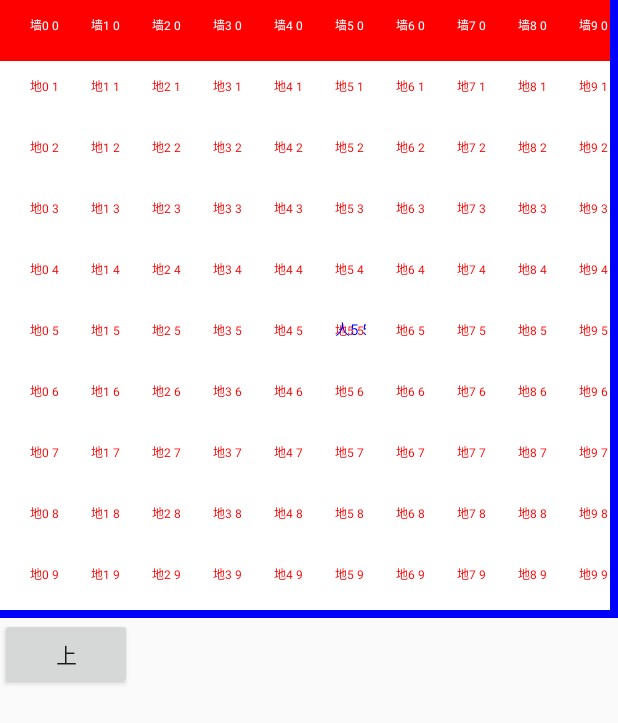
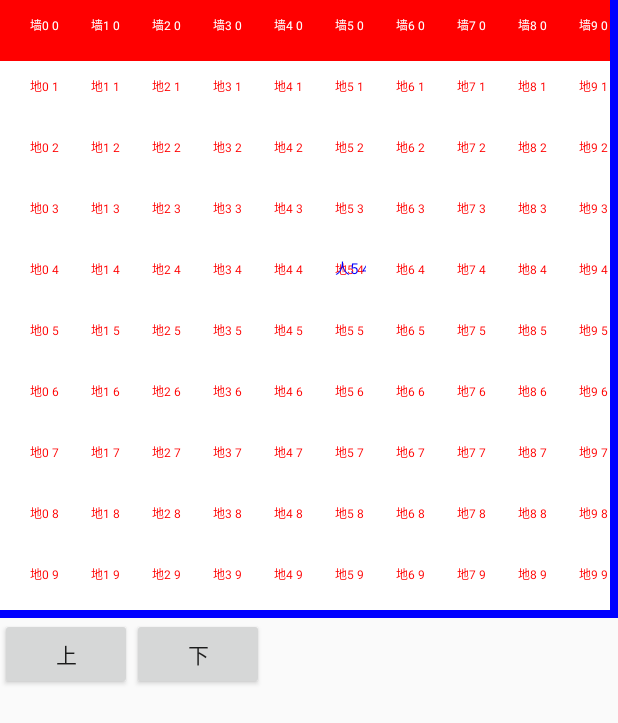
Before and after one commit to cyuanyang/boxman, an Android app: the screen it shows after launch (FirstRound), after a tap on an icon or button, on a phone screen of 412 x 824 dp. Shown: the top 723 px of the screen. Run offline under Robolectric (Android 15) with nearby library versions, the phone set to English and light mode, and no system bars.

Commit message:
人的上下运动

```diff
--- a/app/src/main/java/com/cyy/boxman/ControlManager.java
+++ b/app/src/main/java/com/cyy/boxman/ControlManager.java
@@ -1,5 +1,6 @@
 package com.cyy.boxman;
 
+import com.cyy.boxman.views.map.MapView;
 import com.cyy.boxman.views.sprite.Person;
 
 /**
@@ -10,12 +11,27 @@ import com.cyy.boxman.views.sprite.Person;
 public class ControlManager {
 
     private Person person;
+    private MapView mapView;
 
-    public ControlManager(Person person){
+    public ControlManager(MapView mapView , Person person){
         this.person = person;
+        this.mapView = mapView;
     }
 
     public void up(){
+        person.up();
+    }
 
+    public void down(){
+        person.down();
     }
+
+    public void left(){
+        person.left();
+    }
+
+    public void right(){
+        person.right();
+    }
+
 }
--- a/app/src/main/java/com/cyy/boxman/MainActivity.java
+++ b/app/src/main/java/com/cyy/boxman/MainActivity.java
@@ -20,6 +20,7 @@ import java.util.List;
 public abstract class MainActivity extends Activity implements View.OnClickListener {
 
     protected Button upBtn;
+    protected Button downBtn;
     private MapView mapView;
     private ControlManager controlManager;
 
@@ -44,7 +45,7 @@ public abstract class MainActivity extends Activity implements View.OnClickListe
         controlSprite.add(person);
         mapView.setupControlSprite(controlSprite);
         //初始化移动控制
-        controlManager = new ControlManager(person);
+        controlManager = new ControlManager(mapView, person);
     }
 
     private void initView() {
@@ -52,6 +53,8 @@ public abstract class MainActivity extends Activity implements View.OnClickListe
         configMapView(mapView);
         upBtn = (Button) findViewById(R.id.upBtn);
         upBtn.setOnClickListener(MainActivity.this);
+        downBtn = (Button) findViewById(R.id.downBtn);
+        downBtn.setOnClickListener(MainActivity.this);
     }
 
     /**
@@ -74,16 +77,18 @@ public abstract class MainActivity extends Activity implements View.OnClickListe
 
     /**
      * 初始化人物
+     *
      * @return
      */
-    private void initPersionSprite(){
+    private void initPersionSprite() {
         this.person = new Person(this);
         this.person.setPoint(getPersonPoint());
     }
 
-    protected Point getPersonPoint(){
-        return new Point(0 , 0);
+    protected Point getPersonPoint() {
+        return new Point(0, 0);
     }
+
     /**
      * config map view
      *
@@ -97,6 +102,8 @@ public abstract class MainActivity extends Activity implements View.OnClickListe
     public void onClick(View view) {
         if (view.getId() == R.id.upBtn) {
             controlManager.up();
+        } else if (view.getId() == R.id.downBtn) {
+            controlManager.down();
         }
     }
 }
--- a/app/src/main/java/com/cyy/boxman/views/map/MapView.java
+++ b/app/src/main/java/com/cyy/boxman/views/map/MapView.java
@@ -120,7 +120,6 @@ public class MapView extends ViewGroup{
         for (Sprite sprite : spriteList) {
             controlMapView.addView(sprite);
         }
-
     }
 
     /**
@@ -140,4 +139,8 @@ public class MapView extends ViewGroup{
     public int getVerticalNum() {
         return verticalNum;
     }
+
+    public MapView getControlMapView() {
+        return controlMapView;
+    }
 }
--- a/app/src/main/java/com/cyy/boxman/views/sprite/Person.java
+++ b/app/src/main/java/com/cyy/boxman/views/sprite/Person.java
@@ -4,6 +4,7 @@ import android.content.Context;
 import android.graphics.Canvas;
 import android.graphics.Color;
 import android.graphics.Paint;
+import android.graphics.Point;
 
 import com.cyy.boxman.tools.ScreenTools;
 
@@ -28,7 +29,25 @@ public class Person extends Sprite {
     @Override
     protected void onDraw(Canvas canvas) {
         super.onDraw(canvas);
-
         canvas.drawText("人"+getPoint().x+" "+getPoint().y  , getWidth()/2 , getHeight()/2 , paint);
     }
+
+    public void up(){
+        setPoint(new Point(getPoint().x , getPoint().y-1));
+        requestLayout();
+    }
+
+    public void down(){
+        setPoint(new Point(getPoint().x , getPoint().y+1));
+        requestLayout();
+    }
+    public void left(){
+        setPoint(new Point(getPoint().x-1 , getPoint().y));
+        requestLayout();
+    }
+
+    public void right(){
+        setPoint(new Point(getPoint().x+1 , getPoint().y));
+        requestLayout();
+    }
 }
--- a/app/src/main/java/com/cyy/boxman/views/sprite/Sprite.java
+++ b/app/src/main/java/com/cyy/boxman/views/sprite/Sprite.java
@@ -25,7 +25,6 @@ public class Sprite extends View {
     public Sprite(Context context) {
         super(context);
 
-
     }
 
     public Point getPoint() {
--- a/app/src/main/res/layout/activity_main.xml
+++ b/app/src/main/res/layout/activity_main.xml
@@ -12,7 +12,7 @@
         android:layout_height="match_parent"
         android:background="#0000ff"/>
 
-    <RelativeLayout
+    <LinearLayout
         android:layout_width="match_parent"
         android:layout_height="wrap_content">
 
@@ -21,6 +21,11 @@
             android:layout_width="wrap_content"
             android:layout_height="wrap_content"
             android:text="上"/>
-    </RelativeLayout>
+        <Button
+            android:id="@+id/downBtn"
+            android:layout_width="wrap_content"
+            android:layout_height="wrap_content"
+            android:text="下"/>
+    </LinearLayout>
 
 </LinearLayout>
```
